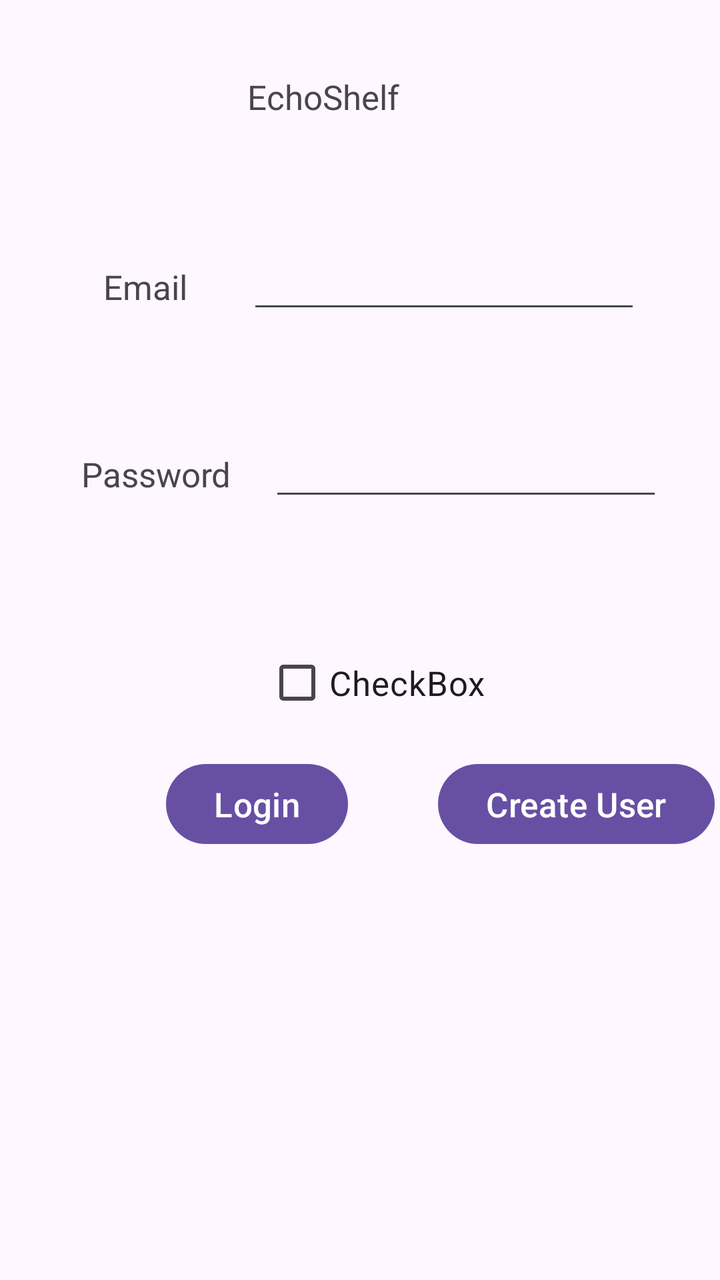
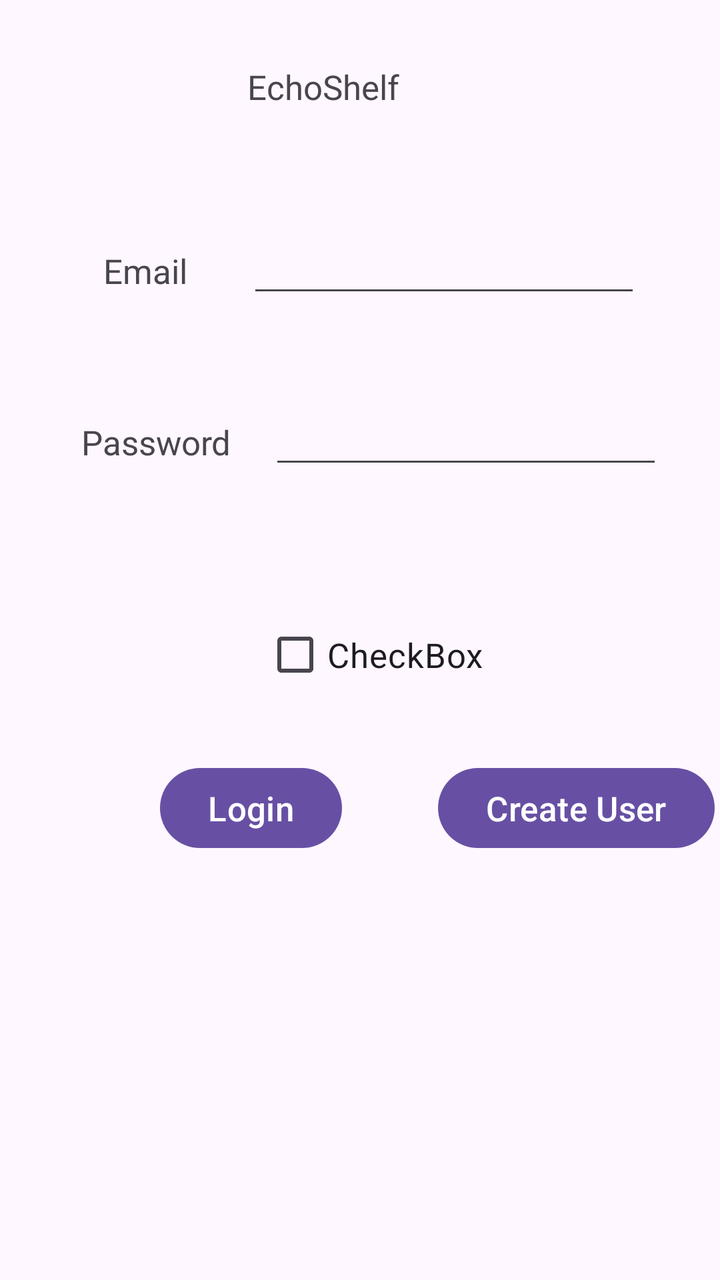

Compare the two renders of this Android layout. The source of the first and the diff that turns it into the second are given below.
<!-- AndroidManifest.xml: application theme Theme.EchoShelf_Mobile_1 -->
<!-- res/layout/activity_main.xml -->
<?xml version="1.0" encoding="utf-8"?>
<androidx.constraintlayout.widget.ConstraintLayout xmlns:android="http://schemas.android.com/apk/res/android"
    xmlns:app="http://schemas.android.com/apk/res-auto"
    xmlns:tools="http://schemas.android.com/tools"
    android:id="@+id/main"
    android:layout_width="match_parent"
    android:layout_height="match_parent"
    tools:context=".MainActivity"
    tools:layout_editor_absoluteX="0dp"
    tools:layout_editor_absoluteY="0dp">

    <EditText
        android:id="@+id/tb1"
        android:layout_width="wrap_content"
        android:layout_height="wrap_content"
        android:layout_marginEnd="10dp"
        android:ems="10"
        android:inputType="textEmailAddress"
        app:layout_constraintBaseline_toBaselineOf="@+id/textView5"
        app:layout_constraintEnd_toEndOf="parent"
        app:layout_constraintStart_toEndOf="@+id/textView5" />

    <EditText
        android:id="@+id/tb2"
        android:layout_width="wrap_content"
        android:layout_height="wrap_content"
        android:layout_marginEnd="10dp"
        android:ems="10"
        android:inputType="textPassword"
        app:layout_constraintBaseline_toBaselineOf="@+id/textView6"
        app:layout_constraintEnd_toEndOf="parent"
        app:layout_constraintStart_toEndOf="@+id/textView6" />

    <TextView
        android:id="@+id/textView4"
        android:layout_width="wrap_content"
        android:layout_height="wrap_content"
        android:layout_marginTop="37dp"
        android:text="EchoShelf"
        app:layout_constraintStart_toStartOf="@+id/tb1"
        app:layout_constraintTop_toTopOf="parent" />

    <TextView
        android:id="@+id/textView5"
        android:layout_width="wrap_content"
        android:layout_height="wrap_content"
        android:layout_marginStart="22dp"
        android:layout_marginTop="132dp"
        android:text="Email"
        app:layout_constraintEnd_toStartOf="@+id/tb1"
        app:layout_constraintStart_toStartOf="parent"
        app:layout_constraintTop_toTopOf="parent" />

    <TextView
        android:id="@+id/textView6"
        android:layout_width="wrap_content"
        android:layout_height="wrap_content"
        android:layout_marginStart="22dp"
        android:layout_marginTop="64dp"
        android:text="Password"
        app:layout_constraintEnd_toStartOf="@+id/tb2"
        app:layout_constraintStart_toStartOf="parent"
        app:layout_constraintTop_toBottomOf="@+id/tb1" />

    <CheckBox
        android:id="@+id/cb1"
        android:layout_width="wrap_content"
        android:layout_height="wrap_content"
        android:layout_marginStart="17dp"
        android:layout_marginTop="62dp"
        android:text="CheckBox"
        app:layout_constraintStart_toEndOf="@+id/textView6"
        app:layout_constraintTop_toBottomOf="@+id/tb2" />

    <Button
        android:id="@+id/bt1"
        android:layout_width="wrap_content"
        android:layout_height="wrap_content"
        android:layout_marginStart="83dp"
        android:text="Login"
        app:layout_constraintBaseline_toBaselineOf="@+id/bt2"
        app:layout_constraintStart_toStartOf="parent" />

    <Button
        android:id="@+id/bt2"
        android:layout_width="wrap_content"
        android:layout_height="wrap_content"
        android:layout_marginStart="45dp"
        android:layout_marginBottom="214dp"
        android:text="Create User"
        app:layout_constraintBottom_toBottomOf="parent"
        app:layout_constraintStart_toEndOf="@+id/bt1" />

</androidx.constraintlayout.widget.ConstraintLayout>
<!-- resources referenced by this layout -->
<resources>
  <style name="Theme.EchoShelf_Mobile_1" parent="Base.Theme.EchoShelf_Mobile_1" />
  <style name="Base.Theme.EchoShelf_Mobile_1" parent="Theme.Material3.DayNight.NoActionBar">
          
          
  
          <item name="android:fitsSystemWindows">true</item>
          <item name="android:textSize">17dp</item>
      </style>
</resources>

<!-- the commit's change to res/layout/activity_main.xml (unified diff, before → after) -->
@@ -35,7 +35,7 @@
         android:id="@+id/textView4"
         android:layout_width="wrap_content"
         android:layout_height="wrap_content"
-        android:layout_marginTop="37dp"
+        android:layout_marginTop="32dp"
         android:text="EchoShelf"
         app:layout_constraintStart_toStartOf="@+id/tb1"
         app:layout_constraintTop_toTopOf="parent" />
@@ -45,7 +45,7 @@
         android:layout_width="wrap_content"
         android:layout_height="wrap_content"
         android:layout_marginStart="22dp"
-        android:layout_marginTop="132dp"
+        android:layout_marginTop="124dp"
         android:text="Email"
         app:layout_constraintEnd_toStartOf="@+id/tb1"
         app:layout_constraintStart_toStartOf="parent"
@@ -56,7 +56,7 @@
         android:layout_width="wrap_content"
         android:layout_height="wrap_content"
         android:layout_marginStart="22dp"
-        android:layout_marginTop="64dp"
+        android:layout_marginTop="56dp"
         android:text="Password"
         app:layout_constraintEnd_toStartOf="@+id/tb2"
         app:layout_constraintStart_toStartOf="parent"
@@ -66,8 +66,8 @@
         android:id="@+id/cb1"
         android:layout_width="wrap_content"
         android:layout_height="wrap_content"
-        android:layout_marginStart="17dp"
-        android:layout_marginTop="62dp"
+        android:layout_marginStart="16dp"
+        android:layout_marginTop="64dp"
         android:text="CheckBox"
         app:layout_constraintStart_toEndOf="@+id/textView6"
         app:layout_constraintTop_toBottomOf="@+id/tb2" />
@@ -76,7 +76,7 @@
         android:id="@+id/bt1"
         android:layout_width="wrap_content"
         android:layout_height="wrap_content"
-        android:layout_marginStart="83dp"
+        android:layout_marginStart="80dp"
         android:text="Login"
         app:layout_constraintBaseline_toBaselineOf="@+id/bt2"
         app:layout_constraintStart_toStartOf="parent" />
@@ -85,8 +85,8 @@
         android:id="@+id/bt2"
         android:layout_width="wrap_content"
         android:layout_height="wrap_content"
-        android:layout_marginStart="45dp"
-        android:layout_marginBottom="214dp"
+        android:layout_marginStart="48dp"
+        android:layout_marginBottom="212dp"
         android:text="Create User"
         app:layout_constraintBottom_toBottomOf="parent"
         app:layout_constraintStart_toEndOf="@+id/bt1" />
